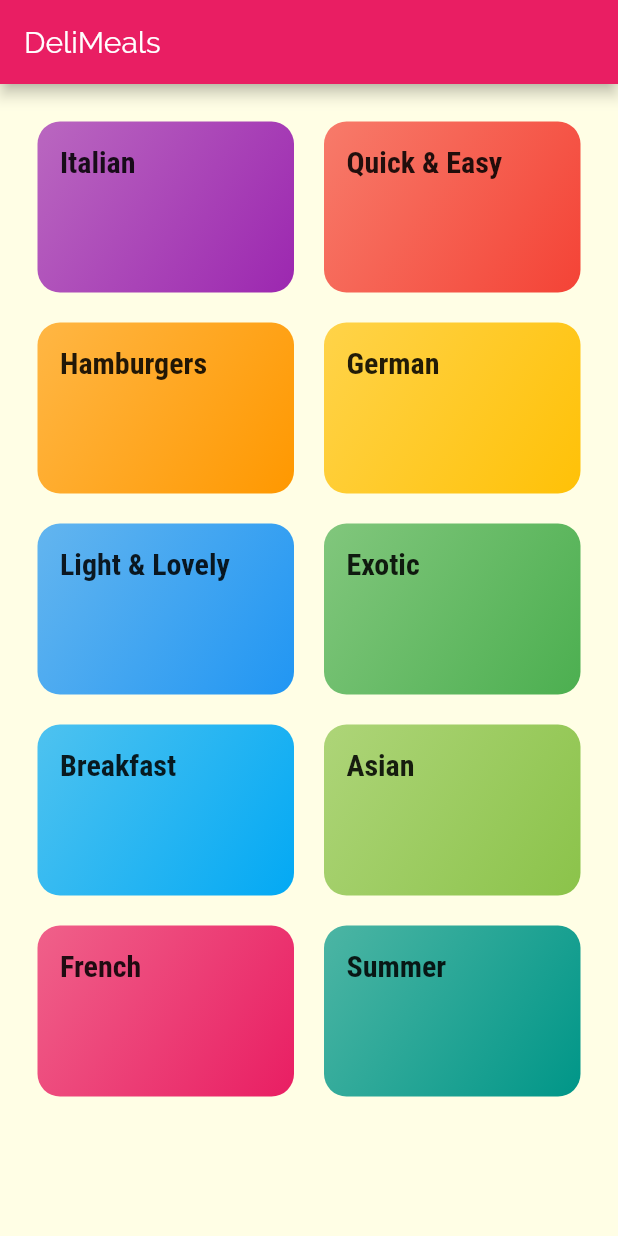
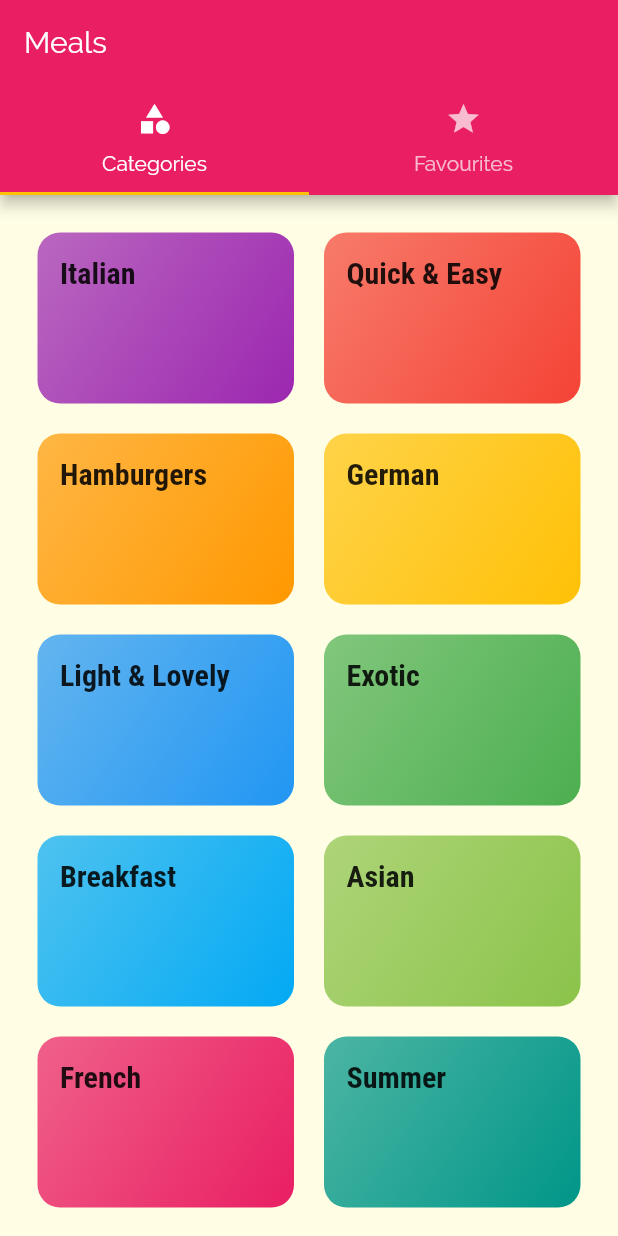
Before and after one commit to Kulpreet-Singh/meals_app_flutter, a Flutter app: the screen it shows after launch, on a phone screen of 412 x 824 dp. Run offline on Flutter 3.47's test engine with Material 2 defaults, Android fonts, the phone set to English and light mode, and no system bars.

Commit message:
Adding a TabBar to the AppBar

```diff
--- a/lib/main.dart
+++ b/lib/main.dart
@@ -1,4 +1,5 @@
 import 'package:flutter/material.dart';
+import './screens/tabs_screen.dart';
 import './screens/meal_detail_screen.dart';
 import './screens/category_meals_screen.dart';
 import './screens/categories_screen.dart';
@@ -36,7 +37,7 @@ class MyApp extends StatelessWidget {
       // home: CategoriesScreen(),
       initialRoute: '/', // default is '/'
       routes: {
-        '/': (ctx) => CategoriesScreen(), // same as using home route
+        '/': (ctx) => TabsScreen(), // same as using home route
         CategoryMealsScreen.routeName: (ctx) => CategoryMealsScreen(),
         MealDetailScreen.routeName: (ctx) => MealDetailScreen(),
       },
--- a/lib/screens/categories_screen.dart
+++ b/lib/screens/categories_screen.dart
@@ -5,11 +5,7 @@ import '../dummy_data.dart';
 class CategoriesScreen extends StatelessWidget {
   @override
   Widget build(BuildContext context) {
-    return Scaffold(
-      appBar: AppBar(
-        title: const Text('DeliMeals'),
-      ),
-      body: GridView(
+    return GridView(
       padding: const EdgeInsets.all(25),
       children: DUMMY_CATEGORIES
           .map((catData) => CategoryItem(
@@ -23,7 +19,6 @@ class CategoriesScreen extends StatelessWidget {
           childAspectRatio: 3 / 2,
           crossAxisSpacing: 20,
           mainAxisSpacing: 20),
-      ),
     );
   }
 }
--- /dev/null
+++ b/lib/screens/favourites_screen.dart
@@ -0,0 +1,10 @@
+import 'package:flutter/material.dart';
+
+class FavouritesScreen extends StatelessWidget {
+  @override
+  Widget build(BuildContext context) {
+    return Center(
+      child: Text('The Favourites'),
+    );
+  }
+}
--- /dev/null
+++ b/lib/screens/tabs_screen.dart
@@ -0,0 +1,44 @@
+import 'package:flutter/material.dart';
+import './favourites_screen.dart';
+import './categories_screen.dart';
+
+class TabsScreen extends StatefulWidget {
+  @override
+  _TabsScreenState createState() => _TabsScreenState();
+}
+
+class _TabsScreenState extends State<TabsScreen> {
+  @override
+  Widget build(BuildContext context) {
+    return DefaultTabController(
+        length: 2,
+        // initialIndex: 0,
+        child: Scaffold(
+          appBar: AppBar(
+            title: Text('Meals'),
+            bottom: TabBar(
+              tabs: [
+                Tab(
+                  icon: Icon(
+                    Icons.category,
+                  ),
+                  text: 'Categories',
+                ),
+                Tab(
+                  icon: Icon(
+                    Icons.star,
+                  ),
+                  text: 'Favourites',
+                )
+              ],
+            ),
+          ),
+          body: TabBarView(
+            children: [
+              CategoriesScreen(),
+              FavouritesScreen(),
+            ],
+          ),
+        ));
+  }
+}
```
Lines whose indentation alone changed are shown as unchanged.
